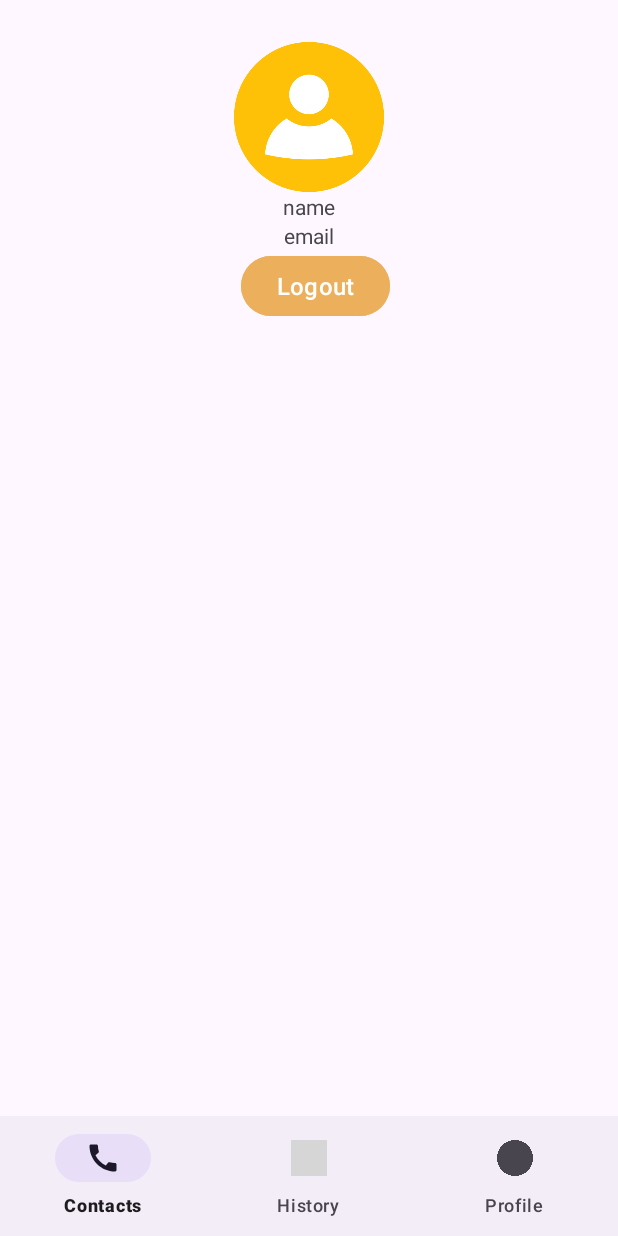
After one commit to christinemalazarte/chitchat, an Android app: the fragment ProfileFragment placed in its activity, on a phone screen of 412 x 824 dp. The commit adds this screen. Run offline under Robolectric (Android 15) with nearby library versions, the phone set to English and light mode, and no system bars; our stand-ins replace Firebase (no records; nobody signed in at launch, a user with empty details on screens opened directly); libraries missing offline, so code that uses them is left out: org.webrtc; grey boxes are pictures that could not be loaded.

Commit message:
implement firebase logout

```diff
--- a/app/src/main/java/com/app/quickcall/remote/FirebaseClient.java
+++ b/app/src/main/java/com/app/quickcall/remote/FirebaseClient.java
@@ -96,6 +96,11 @@ public class FirebaseClient {
 
     }
 
+    public void logout() {
+        mAuth.signOut();
+
+    }
+
     public void sendMessage(CallModel callModel, ErrorCallback errorCallback) {
         dbRef.addListenerForSingleValueEvent(new ValueEventListener() {
             @Override
--- a/app/src/main/java/com/app/quickcall/repository/MainRepository.java
+++ b/app/src/main/java/com/app/quickcall/repository/MainRepository.java
@@ -53,6 +53,10 @@ public class MainRepository implements WebRtcClient.Listener {
             initWebRtc(activity);
             callback.onSuccess();
         });
+    }
+
+    public void logout() {
+        firebaseClient.logout();
     }
 
 
--- a/app/src/main/java/com/app/quickcall/view/MainActivity.java
+++ b/app/src/main/java/com/app/quickcall/view/MainActivity.java
@@ -39,8 +39,6 @@ public class MainActivity extends AppCompatActivity implements CallListener {
     String callerName;
     MainRepository mainRepository;
 
-
-
     @Override
     protected void onCreate(Bundle savedInstanceState) {
         super.onCreate(savedInstanceState);
@@ -60,8 +58,10 @@ public class MainActivity extends AppCompatActivity implements CallListener {
             Fragment selectedFragment = null;
             if (item.getItemId() == R.id.nav_home) {
                 selectedFragment = new ContactListFragment(getApplicationContext(), this, currentUsername);
-            } else if (item.getItemId() == R.id.nav_profile) {
+            } else if (item.getItemId() == R.id.nav_history) {
                 selectedFragment = new HistoryListFragment();
+            }  else if (item.getItemId() == R.id.nav_profile) {
+                selectedFragment = new ProfileFragment();
             }
             return loadFragment(selectedFragment);
         });
--- /dev/null
+++ b/app/src/main/java/com/app/quickcall/view/ProfileFragment.java
@@ -0,0 +1,47 @@
+package com.app.quickcall.view;
+
+import android.os.Bundle;
+
+import androidx.annotation.NonNull;
+import androidx.fragment.app.Fragment;
+
+import android.view.LayoutInflater;
+import android.view.View;
+import android.view.ViewGroup;
+
+import com.app.quickcall.databinding.FragmentProfileBinding;
+import com.app.quickcall.repository.MainRepository;
+
+public class ProfileFragment extends Fragment {
+
+    private FragmentProfileBinding binding;
+    MainRepository mainRepository;
+    @Override
+    public View onCreateView(
+            @NonNull LayoutInflater inflater, ViewGroup container,
+            Bundle savedInstanceState
+    ) {
+
+        binding = FragmentProfileBinding.inflate(inflater, container, false);
+        return binding.getRoot();
+    }
+
+    public void onViewCreated(@NonNull View view, Bundle savedInstanceState) {
+        super.onViewCreated(view, savedInstanceState);
+        mainRepository = MainRepository.getInstance();
+
+        // get information from database
+        binding.btnLogout.setOnClickListener( v -> {
+            mainRepository.logout();
+            getActivity().finish();
+        });
+
+    }
+
+    @Override
+    public void onDestroyView() {
+        super.onDestroyView();
+        binding = null;
+    }
+
+}
--- /dev/null
+++ b/app/src/main/res/layout/fragment_profile.xml
@@ -0,0 +1,50 @@
+<?xml version="1.0" encoding="utf-8"?>
+<androidx.constraintlayout.widget.ConstraintLayout xmlns:android="http://schemas.android.com/apk/res/android"
+    xmlns:tools="http://schemas.android.com/tools"
+    android:layout_width="match_parent"
+    android:layout_height="match_parent"
+    xmlns:app="http://schemas.android.com/apk/res-auto"
+    tools:context=".view.ProfileFragment">
+
+    <ImageView
+        android:id="@+id/imageViewCall"
+        android:layout_width="100dp"
+        android:layout_height="100dp"
+        android:layout_gravity="center"
+        android:layout_marginTop="28dp"
+        android:src="@drawable/ic_user"
+        app:layout_constraintEnd_toEndOf="parent"
+        app:layout_constraintStart_toStartOf="parent"
+        app:layout_constraintTop_toTopOf="parent" />
+
+    <TextView
+        android:id="@+id/textView2"
+        android:layout_width="wrap_content"
+        android:layout_height="wrap_content"
+        android:text="name"
+        app:layout_constraintEnd_toEndOf="@+id/imageViewCall"
+        app:layout_constraintStart_toStartOf="@+id/imageViewCall"
+        app:layout_constraintTop_toBottomOf="@+id/imageViewCall" />
+
+    <TextView
+        android:id="@+id/textView3"
+        android:layout_width="wrap_content"
+        android:layout_height="wrap_content"
+        android:text="email"
+        app:layout_constraintEnd_toEndOf="@+id/imageViewCall"
+        app:layout_constraintStart_toStartOf="@+id/imageViewCall"
+        app:layout_constraintTop_toBottomOf="@+id/textView2" />
+
+    <Button
+        android:id="@+id/btnLogout"
+        android:layout_width="wrap_content"
+        android:layout_height="wrap_content"
+        android:layout_marginEnd="152dp"
+        android:backgroundTint="@color/yellow"
+        android:gravity="center"
+        android:text="@string/logout"
+        android:textSize="16sp"
+        app:layout_constraintEnd_toEndOf="parent"
+        app:layout_constraintTop_toBottomOf="@+id/textView3" />
+
+</androidx.constraintlayout.widget.ConstraintLayout>
--- a/app/src/main/res/menu/menu_main.xml
+++ b/app/src/main/res/menu/menu_main.xml
@@ -5,7 +5,11 @@
         android:icon="@drawable/ic_accept"
         android:title="Contacts" />
     <item
-        android:id="@+id/nav_profile"
+        android:id="@+id/nav_history"
         android:icon="@drawable/ic_baseline_call_end_24"
         android:title="History" />
+    <item
+        android:id="@+id/nav_profile"
+        android:icon="@drawable/ic_user"
+        android:title="Profile" />
 </menu>
--- a/app/src/main/res/values/strings.xml
+++ b/app/src/main/res/values/strings.xml
@@ -14,6 +14,7 @@
     <string name="password_required">Password*</string>
     <string name="email_required">Email*</string>
     <string name="login">Login</string>
+    <string name="logout">Logout</string>
     <string name="signup">SignUp</string>
     <string name="dont_have_account">Don\'t have an account?</string>
     <string name="create_account">Create Account</string>
@@ -38,4 +39,6 @@
     <string name="title_activity_main">MainActivity</string>
     <string name="tab_text_1">Users</string>
     <string name="tab_text_2">History</string>
+    <!-- TODO: Remove or change this placeholder text -->
+    <string name="hello_blank_fragment">Hello blank fragment</string>
 </resources>
```
